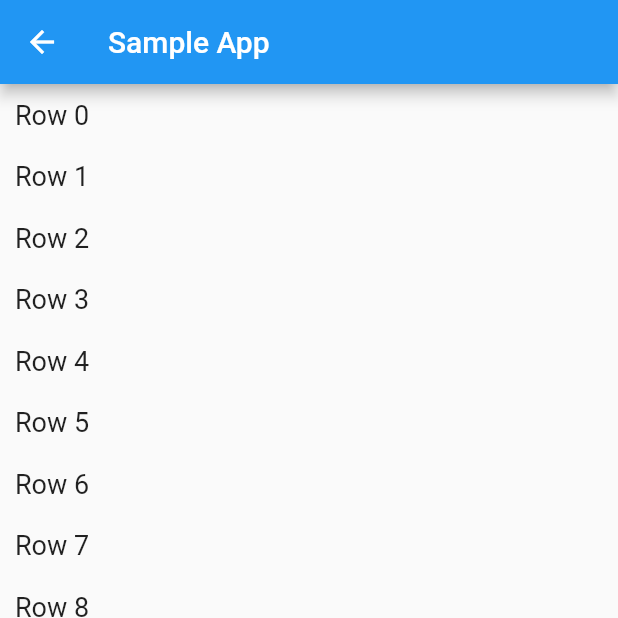
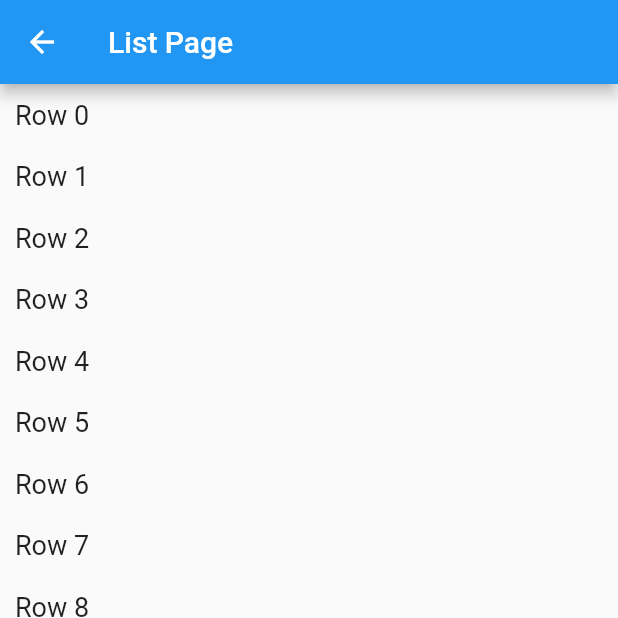
Before and after one commit to weimuhua/flutter-demo, a Flutter app: the screen it shows after launch, after a tap on "ListPage", on a phone screen of 412 x 824 dp, the top half of it. Run offline on Flutter 3.47's test engine with Material 2 defaults, Android fonts, the phone set to English and light mode, and no system bars.

Commit message:
test Provider.

```diff
--- /dev/null
+++ b/lib/data/counter_model.dart
@@ -0,0 +1,12 @@
+import 'package:flutter/material.dart';
+
+class CounterModel with ChangeNotifier {
+  int _count = 0;
+
+  int get value => _count;
+
+  void increment() {
+    _count++;
+    notifyListeners();
+  }
+}
--- a/lib/main.dart
+++ b/lib/main.dart
@@ -1,8 +1,11 @@
 import 'package:flutter/material.dart';
+import 'package:flutter_demo/data/counter_model.dart';
 import 'package:flutter_demo/page/counter_page.dart';
 import 'package:flutter_demo/page/home_page.dart';
 import 'package:flutter_demo/page/list_page.dart';
 import 'package:flutter_demo/page/my_page.dart';
+import 'package:flutter_demo/page/provider_page.dart';
+import 'package:provider/provider.dart';
 
 void main() => runApp(MyApp());
 
@@ -10,7 +13,9 @@ class MyApp extends StatelessWidget {
   // This widget is the root of your application.
   @override
   Widget build(BuildContext context) {
-    return MaterialApp(
+    return ChangeNotifierProvider<CounterModel>.value(
+        value: CounterModel(),
+        child: MaterialApp(
           title: 'Flutter Demo',
           theme: ThemeData(
             primarySwatch: Colors.blue,
@@ -19,8 +24,9 @@ class MyApp extends StatelessWidget {
           routes: <String, WidgetBuilder>{
             '/MyPage': (context) => new MyPage(),
             '/ListPage': (context) => new ListViewPage(),
-        '/CounterPage': (context) => new CounterPage()
+            '/CounterPage': (context) => new CounterPage(),
+            '/ProviderPage': (context) => new ProviderPage()
           },
-    );
+        ));
   }
 }
--- a/lib/page/counter_page.dart
+++ b/lib/page/counter_page.dart
@@ -8,7 +8,7 @@ class CounterPage extends StatelessWidget {
     final bloc = CountBLoC();
     return Scaffold(
       appBar: AppBar(
-        title: Text('Top Page'),
+        title: Text('BLoC Page'),
       ),
       body: Center(
         child: StreamBuilder<int>(
--- a/lib/page/home_page.dart
+++ b/lib/page/home_page.dart
@@ -5,6 +5,7 @@ class MyAppPage extends StatelessWidget {
   static const list_page = 0;
   static const counter_page = 1;
   static const my_page = 2;
+  static const provider_page = 3;
 
   List pages = <String>[];
 
@@ -14,7 +15,7 @@ class MyAppPage extends StatelessWidget {
 
     return new Scaffold(
         appBar: AppBar(
-          title: Text("Sample App"),
+          title: Text("Flutter Sample App"),
         ),
         body: new Center(
             child: new ListView.builder(
@@ -41,6 +42,9 @@ class MyAppPage extends StatelessWidget {
           case my_page:
             Navigator.pushNamed(context, "/MyPage");
             break;
+          case provider_page:
+            Navigator.pushNamed(context, "/ProviderPage");
+            break;
         }
       },
     );
@@ -50,5 +54,6 @@ class MyAppPage extends StatelessWidget {
     pages.add("ListPage");
     pages.add("CounterPage");
     pages.add("MyPage");
+    pages.add("ProviderPage");
   }
 }
--- a/lib/page/list_page.dart
+++ b/lib/page/list_page.dart
@@ -23,7 +23,7 @@ class _SampleAppPageState extends State<ListViewPage> {
   Widget build(BuildContext context) {
     return Scaffold(
       appBar: AppBar(
-        title: Text("Sample App"),
+        title: Text("List Page"),
       ),
       body: ListView.builder(
         itemBuilder: (BuildContext context, int pos) {
--- a/lib/page/my_page.dart
+++ b/lib/page/my_page.dart
@@ -6,7 +6,7 @@ class MyPage extends StatelessWidget {
   Widget build(BuildContext context) {
     return new Scaffold(
         appBar: AppBar(
-          title: Text("Sample App"),
+          title: Text("My Page"),
         ),
         body: new Center(
           child: new RaisedButton(
--- a/pubspec.yaml
+++ b/pubspec.yaml
@@ -23,6 +23,7 @@ dependencies:
   # The following adds the Cupertino Icons font to your application.
   # Use with the CupertinoIcons class for iOS style icons.
   cupertino_icons: ^0.1.2
+  provider: ^3.0.0
 
 dev_dependencies:
   flutter_test:
```
Also changed, not shown: lib/page/provider_page.dart (added, +23 -0 lines), pubspec.lock. Lines whose indentation alone changed are shown as unchanged.
